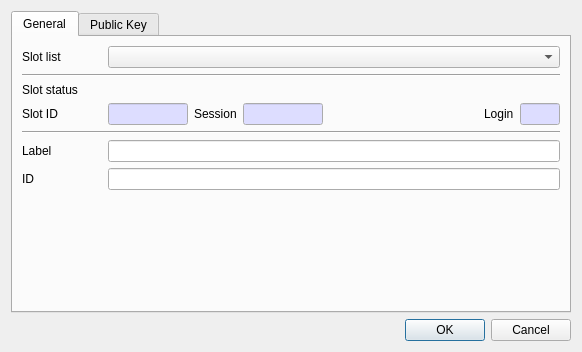
First picture: the form in CryptokiMan/create_dsa_pub_key_dlg.ui, repository jykim74/CryptokiMan, before the edit.
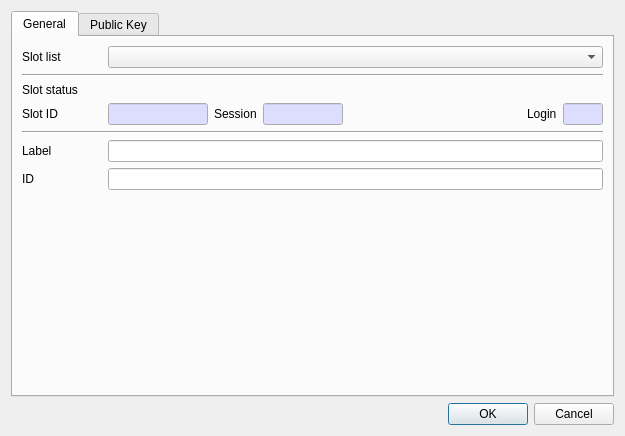
Second picture: the form after the edit. The open tabs and pages were chosen to show the change.

What changed in the file:
```diff
--- a/CryptokiMan/create_dsa_pub_key_dlg.ui
+++ b/CryptokiMan/create_dsa_pub_key_dlg.ui
@@ -6,8 +6,8 @@
    <rect>
     <x>0</x>
     <y>0</y>
-    <width>582</width>
-    <height>352</height>
+    <width>625</width>
+    <height>436</height>
    </rect>
   </property>
   <property name="windowTitle">
@@ -204,7 +204,7 @@
           <widget class="QLineEdit" name="mSlotIDText">
            <property name="maximumSize">
             <size>
-             <width>80</width>
+             <width>100</width>
              <height>16777215</height>
             </size>
            </property>
```
Left out of the diff: 2 changed lines with no effect on the pictures.
